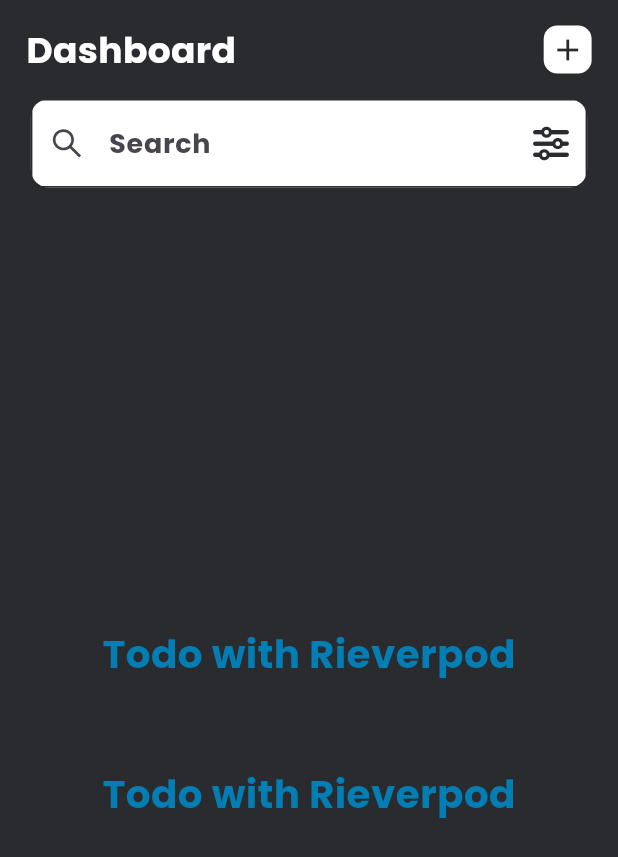
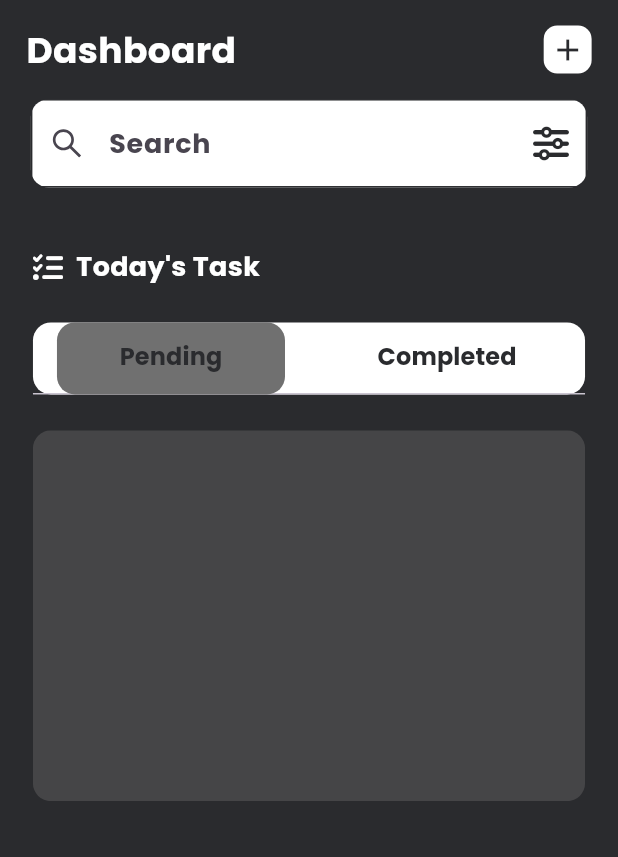
Before and after one commit to akosijho/flutter_todo_riverpod, a Flutter app: the screen it shows after launch, on a phone screen of 412 x 824 dp. Shown: the top 857 px of the screen. Run offline on Flutter 3.47's test engine with Material 2 defaults, Android fonts, the phone set to English and light mode, and no system bars; our stand-ins replace country_picker, flutter_screenutil, flutter_vector_icons, google_fonts, hooks_riverpod, pinput and 1 more.

Commit message:
Start design tasks

```diff
--- a/lib/features/todo/pages/homepage.dart
+++ b/lib/features/todo/pages/homepage.dart
@@ -15,7 +15,10 @@
   ConsumerState<MyHomePage> createState() => _MyHomePageState();
 }
 
-class _MyHomePageState extends ConsumerState<MyHomePage> {
+class _MyHomePageState extends ConsumerState<MyHomePage>
+    with TickerProviderStateMixin {
+  late final TabController _tabController =
+      TabController(length: 2, vsync: this);
   final TextEditingController _textEditingController = TextEditingController();
 
   @override
@@ -42,8 +45,8 @@
                     children: [
                       MyText(
                           text: 'Dashboard',
-                        style:
-                            appStyle(24, AppConstants.kLight, FontWeight.bold)),
+                          style: appStyle(
+                              24, AppConstants.kLight, FontWeight.bold)),
                       Container(
                           height: 32.h,
                           width: 32.h,
@@ -78,22 +81,104 @@
             ),
           ),
         ),
-      body: Center(
-        child: Column(
-            mainAxisAlignment: MainAxisAlignment.center,
-            crossAxisAlignment: CrossAxisAlignment.center,
+        body: SafeArea(
+          child: Padding(
+            padding: EdgeInsets.symmetric(horizontal: 20.w),
+            child: ListView(
               children: [
+                const Gap(
+                  height: 24,
+                ),
+                Row(
+                  children: [
+                    const Icon(
+                      FontAwesome.tasks,
+                      size: 20,
+                      color: AppConstants.kLight,
+                    ),
+                    const Gap(
+                      width: 8,
+                    ),
                     MyText(
-                text: 'Todo with Rieverpod',
-                style: appStyle(26, AppConstants.kBlueLight, FontWeight.bold),
+                        text: "Today's Task",
+                        style:
+                            appStyle(18, AppConstants.kLight, FontWeight.bold))
+                  ],
                 ),
-              const Gap(height: 56),
-              MyText(
-                text: 'Todo with Rieverpod',
-                style: appStyle(26, AppConstants.kBlueLight, FontWeight.bold),
+                const Gap(
+                  height: 24,
                 ),
-            ]),
+                Container(
+                  decoration: BoxDecoration(
+                      borderRadius: BorderRadius.circular(AppConstants.kRadius),
+                      color: AppConstants.kLight),
+                  child: TabBar(
+                    indicatorSize: TabBarIndicatorSize.label,
+                    indicator: BoxDecoration(
+                        color: AppConstants.kGreyDk,
+                        borderRadius:
+                            BorderRadius.circular(AppConstants.kRadius)),
+                    controller: _tabController,
+                    isScrollable: false,
+                    labelColor: AppConstants.kBlueLight,
+                    labelStyle:
+                        appStyle(24, AppConstants.kBlueLight, FontWeight.w700),
+                    unselectedLabelColor: AppConstants.kLight,
+                    tabs: [
+                      Tab(
+                        child: SizedBox(
+                          width: AppConstants.kWidth * 0.5,
+                          child: Center(
+                            child: MyText(
+                              text: 'Pending',
+                              style: appStyle(
+                                  16, AppConstants.kBkDark, FontWeight.bold),
                             ),
-    );
+                          ),
+                        ),
+                      ),
+                      Tab(
+                        child: Container(
+                          // padding: EdgeInsets.only(left: 30.w),
+                          width: AppConstants.kWidth * 0.5,
+                          child: Center(
+                            child: MyText(
+                              text: 'Completed',
+                              style: appStyle(
+                                  16, AppConstants.kBkDark, FontWeight.bold),
+                            ),
+                          ),
+                        ),
+                      )
+                    ],
+                  ),
+                ),
+                const Gap(
+                  height: 24,
+                ),
+                SizedBox(
+                  height: AppConstants.kHeight * 0.3,
+                  width: AppConstants.kWidth,
+                  child: ClipRRect(
+                    borderRadius: BorderRadius.circular(AppConstants.kRadius),
+                    child: TabBarView(
+                      controller: _tabController,
+                      children: [
+                        Container(
+                          color: AppConstants.kBkLight,
+                          height: AppConstants.kHeight * 0.3,
+                        ),
+                        Container(
+                          color: AppConstants.kBkLight,
+                          height: AppConstants.kHeight * 0.3,
+                        )
+                      ],
+                    ),
+                  ),
+                )
+              ],
+            ),
+          ),
+        ));
   }
 }
```
Lines whose indentation alone changed are shown as unchanged.
